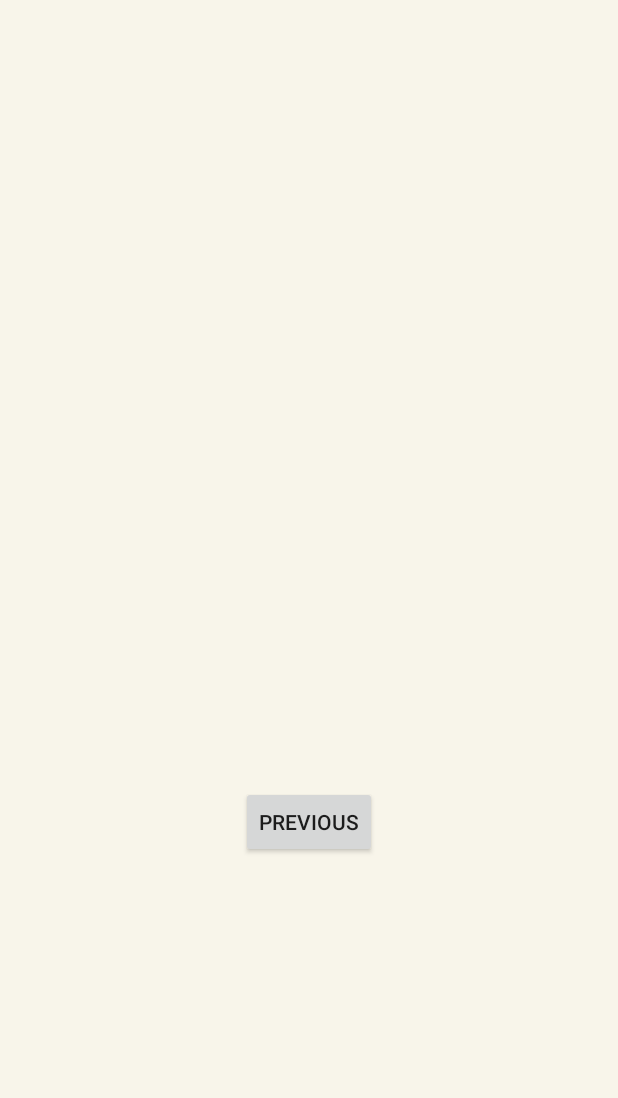
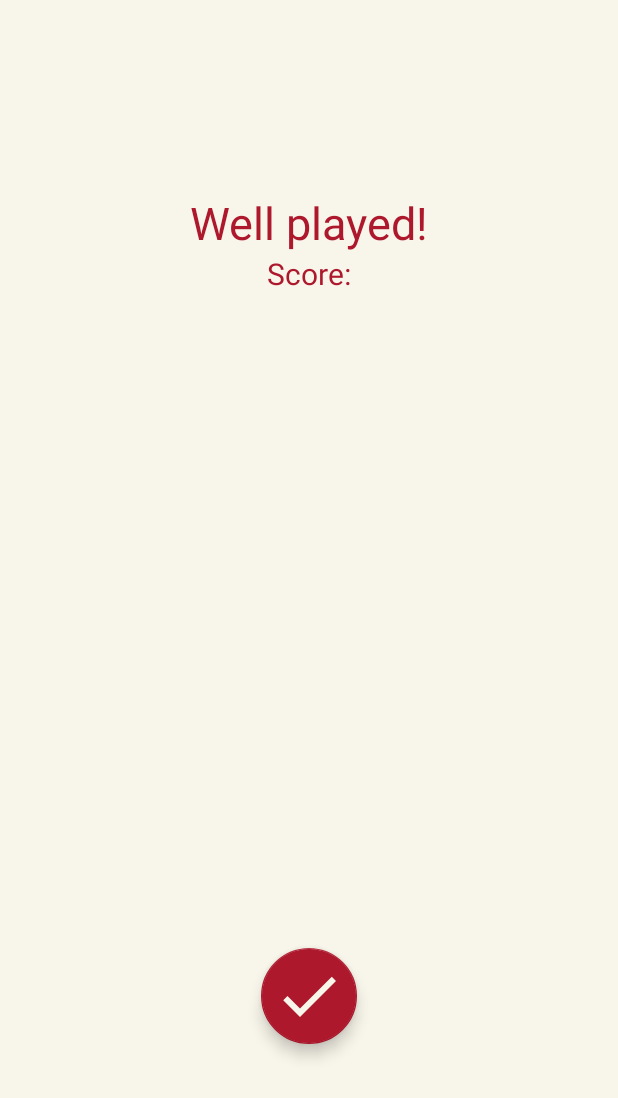
Before and after one commit to jijm/B4-Essteling, an Android app: the layout fragment_end.xml on its own in the app's theme, with its tools: preview values and no code run, on a phone screen of 412 x 824 dp. Shown: the top 1098 px of the screen. Run offline under Robolectric (Android 15) with nearby library versions, the phone set to English and light mode, and no system bars.

Commit message:
[Update] fragment end layout

```diff
--- a/SimonSays/app/src/main/res/layout/fragment_end.xml
+++ b/SimonSays/app/src/main/res/layout/fragment_end.xml
@@ -1,27 +1,60 @@
 <?xml version="1.0" encoding="utf-8"?>
-<androidx.constraintlayout.widget.ConstraintLayout xmlns:android="http://schemas.android.com/apk/res/android"
+<RelativeLayout xmlns:android="http://schemas.android.com/apk/res/android"
     xmlns:app="http://schemas.android.com/apk/res-auto"
     xmlns:tools="http://schemas.android.com/tools"
     android:layout_width="match_parent"
     android:layout_height="match_parent"
-    tools:context=".EndFragment">
+    android:theme="@style/AppTheme"
+    tools:context=".EndFragment"
+    tools:showIn=".MainActivity">
 
     <TextView
-        android:id="@+id/textview_second"
+        android:id="@+id/tv_correctness"
         android:layout_width="wrap_content"
         android:layout_height="wrap_content"
-        app:layout_constraintBottom_toTopOf="@id/button_second"
-        app:layout_constraintEnd_toEndOf="parent"
-        app:layout_constraintStart_toStartOf="parent"
-        app:layout_constraintTop_toTopOf="parent" />
+        android:layout_centerHorizontal="true"
+        android:layout_marginTop="128dp"
+        android:text="@string/end_result_label"
+        android:textSize="30sp"
+        android:theme="@style/AppTheme.TextView" />
 
-    <Button
-        android:id="@+id/button_second"
+
+    <LinearLayout
         android:layout_width="wrap_content"
         android:layout_height="wrap_content"
-        android:text="@string/previous"
-        app:layout_constraintBottom_toBottomOf="parent"
-        app:layout_constraintEnd_toEndOf="parent"
-        app:layout_constraintStart_toStartOf="parent"
-        app:layout_constraintTop_toBottomOf="@id/textview_second" />
-</androidx.constraintlayout.widget.ConstraintLayout>
+        android:layout_below="@id/tv_correctness"
+        android:layout_centerHorizontal="true"
+        android:orientation="horizontal">
+
+        <TextView
+            android:id="@+id/tv_score_label"
+            android:layout_width="wrap_content"
+            android:layout_height="wrap_content"
+            android:text="@string/score_show_label"
+            android:textSize="20sp"
+            android:theme="@style/AppTheme.TextView"
+            />
+
+        <TextView
+            android:id="@+id/tv_score_amount"
+            android:layout_width="wrap_content"
+            android:layout_height="wrap_content"
+            android:textSize="20sp"
+            android:theme="@style/AppTheme.TextView"
+            />
+    </LinearLayout>
+
+    <com.google.android.material.floatingactionbutton.FloatingActionButton
+        android:id="@+id/button_confirm"
+        android:layout_width="wrap_content"
+        android:layout_height="wrap_content"
+        android:layout_alignParentBottom="true"
+        android:layout_centerHorizontal="true"
+        android:layout_marginBottom="128dp"
+        app:fabCustomSize="64dp"
+        app:maxImageSize="48dp"
+        app:srcCompat="@drawable/ic_check_white_48dp"
+        android:theme="@style/AppTheme.Button"
+        />
+
+</RelativeLayout>
--- a/SimonSays/app/src/main/res/values/strings.xml
+++ b/SimonSays/app/src/main/res/values/strings.xml
@@ -12,4 +12,6 @@
     <string name="hello_first_fragment">Hello first fragment</string>
     <string name="hello_second_fragment">Hello second fragment. Arg: %1$s</string>
     <string name="your_score">Your score: </string>
+    <string name="score_show_label">Score: </string>
+    <string name="end_result_label">Well played!</string>
 </resources>
```
